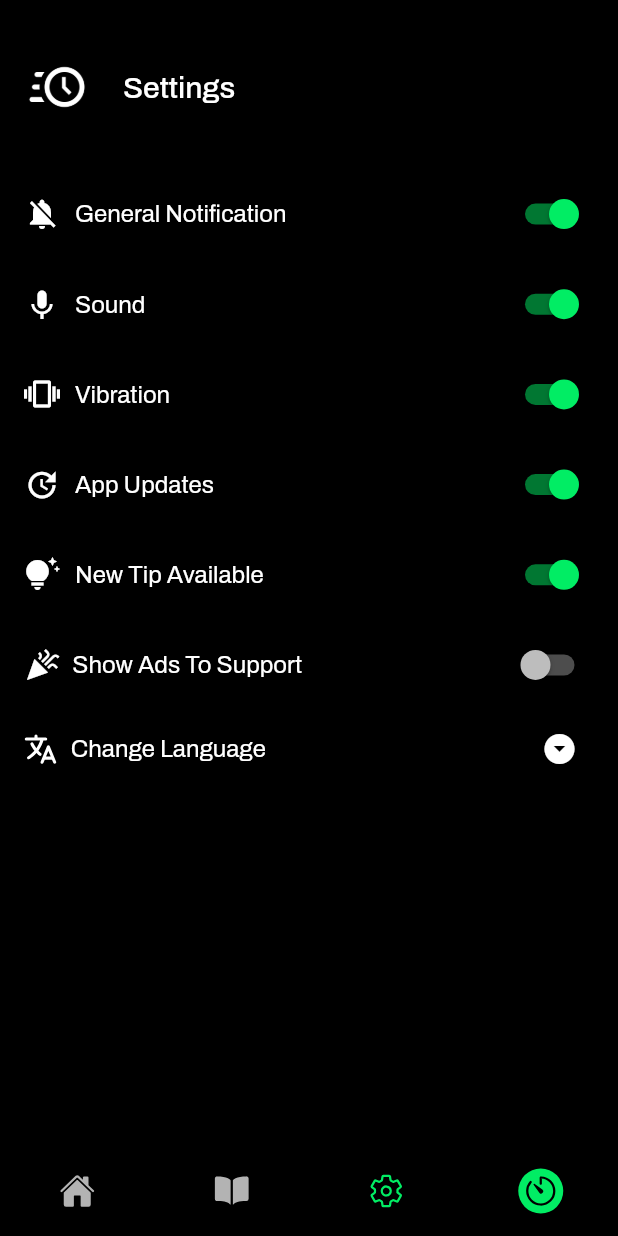
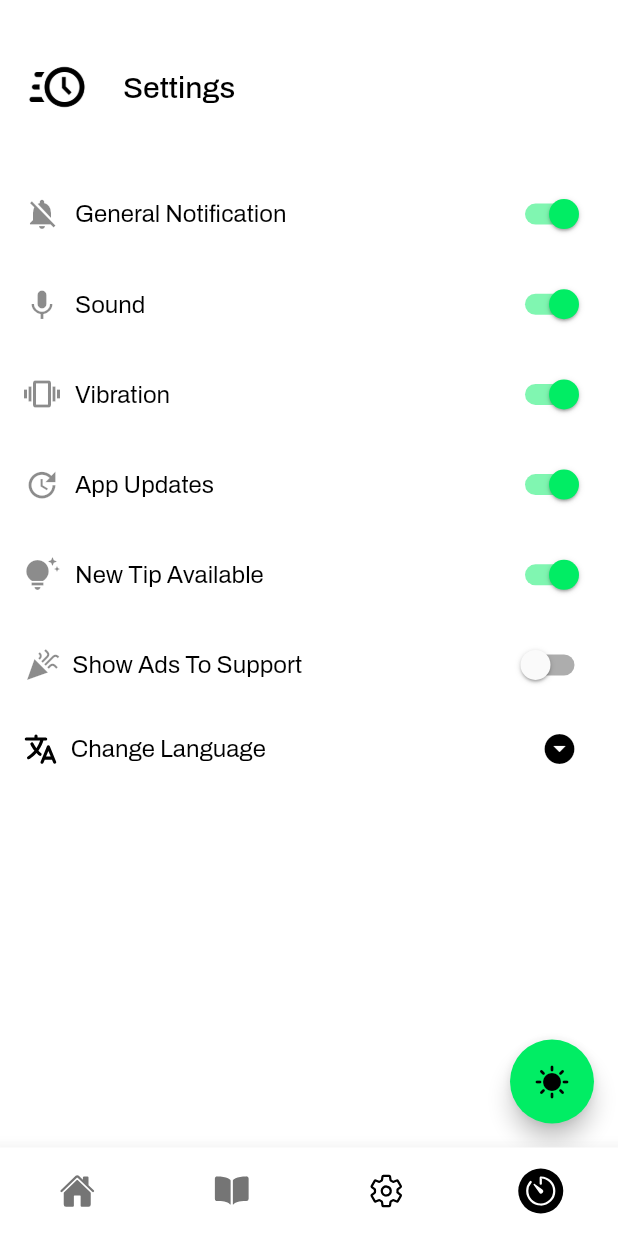
Before and after one commit to dhairya703/pomodoroapp, a Flutter app: the screen it shows after launch, item 3 of the bottom bar chosen, on a phone screen of 412 x 824 dp. Run offline on Flutter 3.47's test engine with Material 2 defaults, Android fonts, the phone set to English and light mode, and no system bars; our stand-ins replace bloc, dartz, equatable, flutter_bloc, flutter_datetime_picker, flutter_heatmap_calendar and 9 more; missing offline and left inert: bitsdojo_window; accounts and stored records are empty; generated files the repository leaves out were written again.

Commit message:
feat: integrate logic with bloc

```diff
--- a/lib/core/constant/constant.dart
+++ b/lib/core/constant/constant.dart
@@ -80,9 +80,9 @@ class AppConstant {
       backgroundColor: Colors.white,
       elevation: 10,
     ),
-    switchTheme: SwitchThemeData(),
+    switchTheme: const SwitchThemeData(),
     inputDecorationTheme:
-        InputDecorationTheme(enabledBorder: UnderlineInputBorder()),
+        const InputDecorationTheme(enabledBorder: UnderlineInputBorder()),
     iconTheme: const IconThemeData(
       color: Colors.black,
     ),
@@ -125,8 +125,8 @@ class AppConstant {
       backgroundColor: Colors.black,
       elevation: 10,
     ),
-    switchTheme: SwitchThemeData(),
-    inputDecorationTheme: InputDecorationTheme(
+    switchTheme: const SwitchThemeData(),
+    inputDecorationTheme: const InputDecorationTheme(
       enabledBorder: UnderlineInputBorder(
         borderSide: BorderSide(
           color: Colors.white,
--- a/lib/core/utils/storage.dart
+++ b/lib/core/utils/storage.dart
@@ -9,6 +9,7 @@ class FStorage {
   static const showAdsKey = "_ads_";
   static const initialized = "_init_";
   static const localeKey = "_locale_";
+  static const themeKey = "_theme_";
 
   static late FlutterSecureStorage flutterSecureStorage;
 
@@ -25,6 +26,7 @@ class FStorage {
       write(newTipKey, "1");
       write(showAdsKey, "0");
       write(localeKey, "en");
+      write(themeKey, "light");
     }
   }
 
--- a/lib/di.dart
+++ b/lib/di.dart
@@ -7,8 +7,10 @@ import 'package:pomodore/features/configuration/data/repositories/settings_repos
 import 'package:pomodore/features/configuration/domain/repositories/settings_repository.dart';
 import 'package:pomodore/features/configuration/domain/usecases/change_locale_usecase.dart';
 import 'package:pomodore/features/configuration/domain/usecases/change_settings_usecase.dart';
+import 'package:pomodore/features/configuration/domain/usecases/change_theme_usecase.dart';
 import 'package:pomodore/features/configuration/domain/usecases/get_locale_usecase.dart';
 import 'package:pomodore/features/configuration/domain/usecases/get_settings_usecase.dart';
+import 'package:pomodore/features/configuration/domain/usecases/get_theme_usecase.dart';
 import 'package:pomodore/features/configuration/presentation/blocs/base_bloc/base_bloc.dart';
 import 'package:pomodore/features/configuration/presentation/blocs/settings_bloc/settings_bloc.dart';
 import 'package:pomodore/features/task_management/data/repositories/category_repository_impl.dart';
@@ -68,29 +70,40 @@ Future inject() async {
   // inject use-cases
   getIt.registerSingleton<AddTaskUsecase>(AddTaskUsecase(getIt()));
   getIt.registerSingleton<AddCategoryUsecase>(AddCategoryUsecase(getIt()));
-  getIt.registerSingleton<GetSpecificDateTasksUseCase>(GetSpecificDateTasksUseCase(getIt()));
-  getIt.registerSingleton<GetAllCategoriesUseCase>(GetAllCategoriesUseCase(getIt()));
+  getIt.registerSingleton<GetSpecificDateTasksUseCase>(
+      GetSpecificDateTasksUseCase(getIt()));
+  getIt.registerSingleton<GetAllCategoriesUseCase>(
+      GetAllCategoriesUseCase(getIt()));
   getIt.registerSingleton<CompleteTaskUseCase>(CompleteTaskUseCase(getIt()));
   getIt.registerSingleton<DeleteTaskUseCase>(DeleteTaskUseCase(getIt()));
-  getIt.registerSingleton<AddPomodoroToDbUseCase>(AddPomodoroToDbUseCase(getIt()));
-  getIt.registerSingleton<GetTodayPomodorosUseCase>(GetTodayPomodorosUseCase(getIt()));
+  getIt.registerSingleton<AddPomodoroToDbUseCase>(
+      AddPomodoroToDbUseCase(getIt()));
+  getIt.registerSingleton<GetTodayPomodorosUseCase>(
+      GetTodayPomodorosUseCase(getIt()));
   getIt.registerSingleton<GetSettingsUseCase>(GetSettingsUseCase(getIt()));
-  getIt.registerSingleton<ChangeSettingsUseCase>(ChangeSettingsUseCase(getIt()));
-  getIt.registerSingleton<GetDailyInformationUseCase>(GetDailyInformationUseCase(getIt()));
+  getIt
+      .registerSingleton<ChangeSettingsUseCase>(ChangeSettingsUseCase(getIt()));
+  getIt.registerSingleton<GetDailyInformationUseCase>(
+      GetDailyInformationUseCase(getIt()));
   getIt.registerSingleton<GetTodayTasksUseCase>(GetTodayTasksUseCase(getIt()));
   getIt.registerSingleton<GetAnalysisUseCase>(GetAnalysisUseCase(getIt()));
   getIt.registerSingleton<ChangeLocaleUseCase>(ChangeLocaleUseCase(getIt()));
   getIt.registerSingleton<GetLocaleUseCase>(GetLocaleUseCase(getIt()));
+  getIt.registerSingleton<GetThemeUseCase>(GetThemeUseCase(getIt()));
+  getIt.registerSingleton<ChangeThemeUseCase>(ChangeThemeUseCase(getIt()));
 
   // inject blocs
   // global bloc
   getIt.registerSingleton<TimerBloc>(TimerBloc(ticker: getIt()));
   getIt.registerSingleton<BaseBloc>(BaseBloc());
   getIt.registerFactory<SettingsBloc>(() => SettingsBloc(
-      getSettingUseCase: getIt(),
-      changeSettingsUseCase: getIt(),
-      changeLocaleUseCase: getIt(),
-      getLocaleUseCase: getIt()));
+        getSettingUseCase: getIt(),
+        changeSettingsUseCase: getIt(),
+        changeLocaleUseCase: getIt(),
+        getLocaleUseCase: getIt(),
+        changeThemeUseCase: getIt(),
+        getThemeUseCase: getIt(),
+      ));
   // local bloc
   getIt.registerFactory<TasksBloc>(() => TasksBloc(
         addTaskUsecase: getIt(),
--- a/lib/features/configuration/data/data_sources/settings_local_data_source.dart
+++ b/lib/features/configuration/data/data_sources/settings_local_data_source.dart
@@ -36,6 +36,14 @@ class SettingsLocalDataSources {
     return locale;
   }
 
+  Future<String> getTheme() async {
+    return await FStorage.read(FStorage.themeKey) ?? "light";
+  }
+
+  Future<String> changeTheme(String title) async {
+    return await FStorage.write(FStorage.themeKey, title) ?? title;
+  }
+
   Future<SettingsEntity> changeSettings(ChangeSettingsParams params) async {
     try {
       await FStorage.write(params.key, params.value ? "1" : "0");
--- a/lib/features/configuration/presentation/blocs/settings_bloc/settings_bloc.dart
+++ b/lib/features/configuration/presentation/blocs/settings_bloc/settings_bloc.dart
@@ -3,13 +3,18 @@ import 'dart:ui';
 import 'package:bloc/bloc.dart';
 import 'package:dartz/dartz.dart';
 import 'package:equatable/equatable.dart';
+import 'package:flutter/material.dart';
+import 'package:pomodore/core/constant/constant.dart';
 import 'package:pomodore/core/resources/params/settings_params.dart';
 import 'package:pomodore/features/configuration/domain/entities/settings_entity.dart';
+import 'package:pomodore/features/configuration/domain/entities/theme_entity.dart';
+import 'package:pomodore/features/configuration/domain/usecases/change_theme_usecase.dart';
 
 import '../../../domain/usecases/change_locale_usecase.dart';
 import '../../../domain/usecases/change_settings_usecase.dart';
 import '../../../domain/usecases/get_locale_usecase.dart';
 import '../../../domain/usecases/get_settings_usecase.dart';
+import '../../../domain/usecases/get_theme_usecase.dart';
 
 part 'settings_event.dart';
 
@@ -20,24 +25,51 @@ class SettingsBloc extends Bloc<SettingsEvent, SettingsState> {
   final ChangeSettingsUseCase changeSettingsUseCase;
   final ChangeLocaleUseCase changeLocaleUseCase;
   final GetLocaleUseCase getLocaleUseCase;
+  final GetThemeUseCase getThemeUseCase;
+  final ChangeThemeUseCase changeThemeUseCase;
 
   SettingsBloc({
     required this.getSettingUseCase,
     required this.changeSettingsUseCase,
     required this.changeLocaleUseCase,
     required this.getLocaleUseCase,
+    required this.getThemeUseCase,
+    required this.changeThemeUseCase,
   }) : super(SettingsInitial()) {
     on<SettingsEvent>((event, emit) {});
-    on<LocaleFetched>(_localeFetched);
+    on<InitDataFetched>(_localeFetched);
     on<SettingsFromDeviceFetched>(_settingsFromDeviceFetched);
     on<SettingsChanged>(_settingsChanged);
     on<LocaleChanged>(_languageChanged);
+    on<ThemeChanged>(_themeChanged);
   }
 
-  _localeFetched(LocaleFetched event, Emitter emit) async {
+  _themeChanged(ThemeChanged event, Emitter emit) async {
+    emit(ChangeThemeLoading());
+    Either<String, ThemeData>? theme =
+        await changeThemeUseCase.call(params: event.themeEntity);
+
+    if (theme != null) {
+      theme.fold(
+        (l) => emit(ChangeThemeFailure()),
+        (r) => emit(ChangeThemeSuccess(r)),
+      );
+    } else {
+      emit(ChangeThemeFailure());
+    }
+  }
+
+  _localeFetched(InitDataFetched event, Emitter emit) async {
     Either<String, String> result = await getLocaleUseCase.call();
-    result.fold((l) => emit(FetchLocaleFailure()),
-        (r) => emit(FetchLocaleSuccess(Locale(r))));
+    Either<String, ThemeData> themeResult = await getThemeUseCase.call();
+    result.fold((l) => emit(InitDataFetchFailure()), (r) {
+      themeResult.fold(
+        (l) => emit(InitDataFetchFailure()),
+        (theme) => emit(
+          InitDataFetchSuccess(locale: Locale(r), themeData: theme),
+        ),
+      );
+    });
   }
 
   _settingsChanged(SettingsChanged event, Emitter emit) async {
@@ -63,8 +95,7 @@ class SettingsBloc extends Bloc<SettingsEvent, SettingsState> {
   }
 
   _languageChanged(LocaleChanged event, Emitter emit) async {
-    Either<String, String> result =
-        await changeLocaleUseCase.call(params: event.local);
+    await changeLocaleUseCase.call(params: event.local);
     emit(ChangeLanguageSuccess(Locale(event.local)));
   }
 }
--- a/lib/features/configuration/presentation/blocs/settings_bloc/settings_event.dart
+++ b/lib/features/configuration/presentation/blocs/settings_bloc/settings_event.dart
@@ -9,7 +9,7 @@ class SettingsFromDeviceFetched extends SettingsEvent {
   List<Object?> get props => [];
 }
 
-class LocaleFetched extends SettingsEvent {
+class InitDataFetched extends SettingsEvent {
   @override
   List<Object?> get props => [];
 }
@@ -36,3 +36,12 @@ class LocaleChanged extends SettingsEvent {
   @override
   List<Object?> get props => [local];
 }
+
+class ThemeChanged extends SettingsEvent {
+  final ThemeEntity themeEntity;
+
+  const ThemeChanged(this.themeEntity);
+
+  @override
+  List<Object?> get props => [themeEntity];
+}
--- a/lib/features/configuration/presentation/blocs/settings_bloc/settings_state.dart
+++ b/lib/features/configuration/presentation/blocs/settings_bloc/settings_state.dart
@@ -37,16 +37,36 @@ class ChangeLanguageSuccess extends SettingsState {
   List<Object?> get props => [locale];
 }
 
-class FetchLocaleSuccess extends SettingsState {
+class InitDataFetchSuccess extends SettingsState {
   final Locale locale;
+  final ThemeData themeData;
 
-  const FetchLocaleSuccess(this.locale);
+  const InitDataFetchSuccess({required this.locale, required this.themeData});
 
   @override
-  List<Object?> get props => [locale];
+  List<Object?> get props => [locale, themeData];
 }
 
-class FetchLocaleFailure extends SettingsState {
+class InitDataFetchFailure extends SettingsState {
   @override
   List<Object?> get props => [];
 }
+
+class ChangeThemeLoading extends SettingsState {
+  @override
+  List<Object?> get props => [];
+}
+
+class ChangeThemeSuccess extends SettingsState {
+  final ThemeData themeData;
+
+  const ChangeThemeSuccess(this.themeData);
+
+  @override
+  List<Object?> get props => [themeData];
+}
+
+class ChangeThemeFailure extends SettingsState {
+  @override
+  List<Object?> get props => [];
+}
--- a/lib/features/configuration/presentation/pages/settings_page.dart
+++ b/lib/features/configuration/presentation/pages/settings_page.dart
@@ -35,6 +35,12 @@ class SettingsView extends StatelessWidget {
     AppLocalizations localization = AppLocalizations.of(context)!;
 
     return Scaffold(
+      floatingActionButton: FloatingActionButton(
+        child: Icon(
+          Icons.sunny,
+        ),
+        onPressed: () {},
+      ),
       appBar: BaseAppBar(title: localization.settingsTitle),
       body: SingleChildScrollView(
         child: BlocBuilder<SettingsBloc, SettingsState>(
--- a/lib/main.dart
+++ b/lib/main.dart
@@ -6,7 +6,6 @@ import 'package:flutter/services.dart';
 import 'package:flutter_bloc/flutter_bloc.dart';
 import 'package:flutter_gen/gen_l10n/app_localizations.dart';
 import 'package:flutter_localizations/flutter_localizations.dart';
-import 'package:google_fonts/google_fonts.dart';
 import 'package:pomodore/core/constant/constant.dart';
 import 'package:pomodore/core/router/router.dart';
 import 'package:pomodore/core/utils/bloc_observer.dart';
@@ -33,7 +32,7 @@ void main() async {
         BlocProvider<BaseBloc>(create: (context) => getIt.get<BaseBloc>()),
         BlocProvider<SettingsBloc>(
             create: (context) =>
-                getIt.get<SettingsBloc>()..add(LocaleFetched())),
+                getIt.get<SettingsBloc>()..add(InitDataFetched())),
       ],
       child: const MyApp(),
     ),
@@ -63,13 +62,19 @@ class MyApp extends StatelessWidget {
         return OrientationBuilder(
           builder: (context, orientation) {
             Locale locale = const Locale("en");
+            ThemeData themeData = AppConstant.defaultLightTheme;
 
-            if (state is FetchLocaleSuccess) {
+            if (state is InitDataFetchSuccess) {
               locale = state.locale;
+              themeData = state.themeData;
             }
 
             if (state is ChangeLanguageSuccess) {
               locale = state.locale;
+            }
+
+            if (state is ChangeThemeSuccess) {
+              themeData = state.themeData;
             }
 
             return LayoutBuilder(builder: (context, constraints) {
@@ -77,9 +82,7 @@ class MyApp extends StatelessWidget {
               return MaterialApp(
                 title: AppConstant.appName,
                 onGenerateRoute: AppRouter.onGenerationRouter,
-                themeMode: ThemeMode.dark,
-                theme: AppConstant.defaultLightTheme,
-                darkTheme: AppConstant.defaultDarkTheme,
+                theme: themeData,
                 debugShowCheckedModeBanner: false,
                 localizationsDelegates: const [
                   AppLocalizations.delegate,
```
Also changed, not shown: 2 other files.
